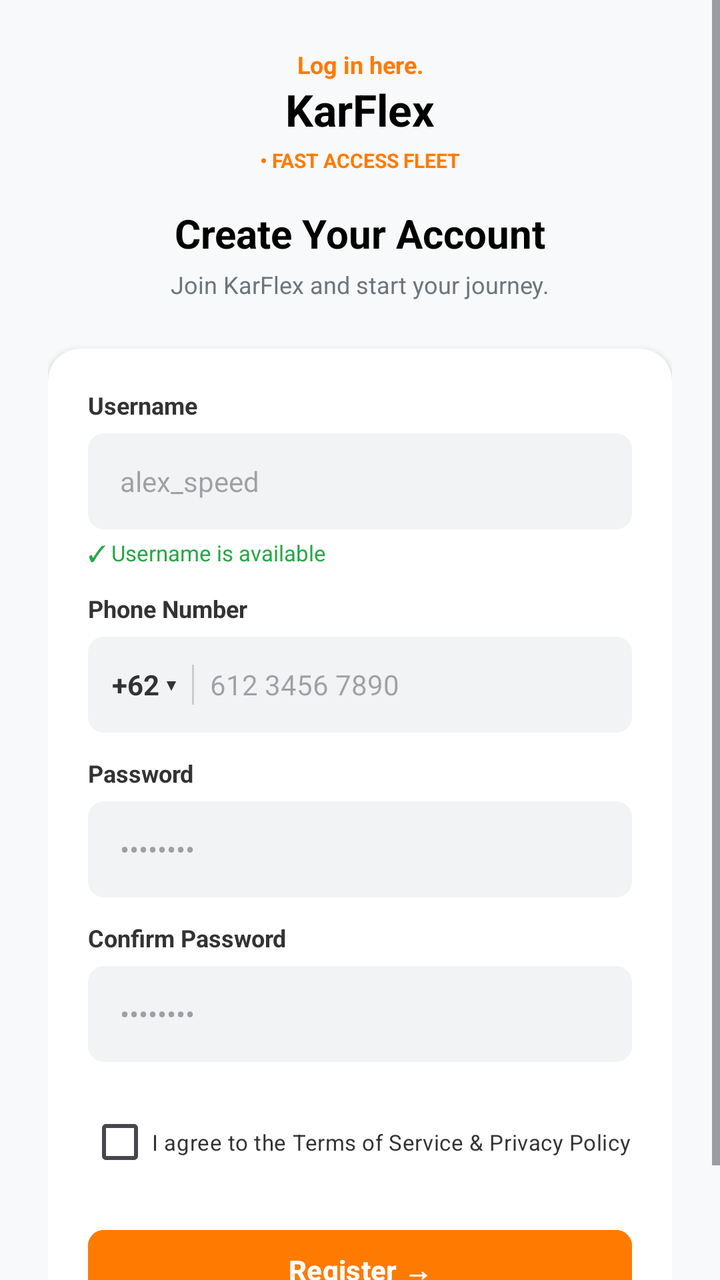
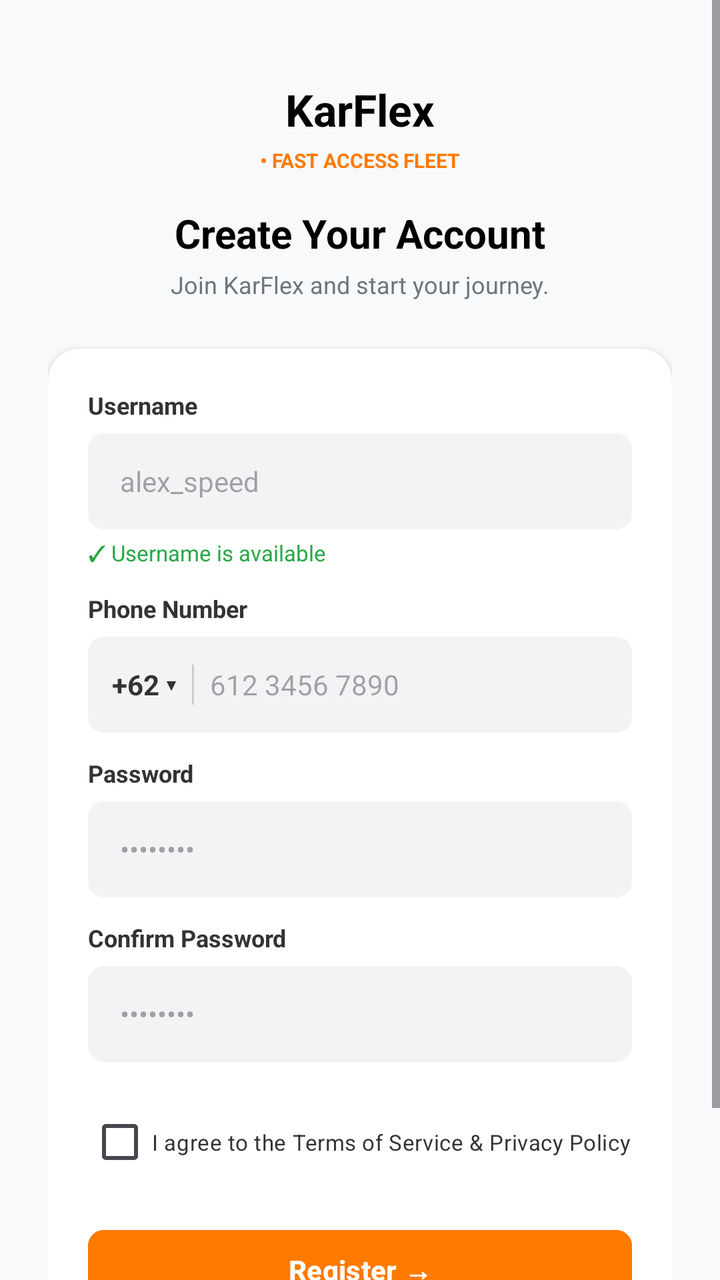

The first picture is an Android layout as it rendered before a commit; the second is the same layout after the commit. The layout source and the unified diff follow.
<!-- AndroidManifest.xml: application theme Theme.KarFlex -->
<!-- res/layout/activity_sign_up.xml -->
<?xml version="1.0" encoding="utf-8"?>
<ScrollView xmlns:android="http://schemas.android.com/apk/res/android"
    xmlns:app="http://schemas.android.com/apk/res-auto"
    android:layout_width="match_parent"
    android:layout_height="match_parent"
    android:background="#F8F9FA"
    android:fillViewport="true">

    <androidx.constraintlayout.widget.ConstraintLayout
        android:layout_width="match_parent"
        android:layout_height="wrap_content"
        android:padding="24dp">

        <TextView
            android:id="@+id/tvBrand"
            android:layout_width="wrap_content"
            android:layout_height="wrap_content"
            android:text="KarFlex"
            android:textSize="22sp"
            android:textStyle="bold"
            android:textColor="#000000"
            app:layout_constraintTop_toTopOf="parent"
            app:layout_constraintStart_toStartOf="parent"
            app:layout_constraintEnd_toEndOf="parent"
            android:layout_marginTop="16dp"/>

        <TextView
            android:id="@+id/tvSubtitleFast"
            android:layout_width="wrap_content"
            android:layout_height="wrap_content"
            android:text="• FAST ACCESS FLEET"
            android:textSize="10sp"
            android:textColor="#FF7A00"
            android:textStyle="bold"
            app:layout_constraintTop_toBottomOf="@id/tvBrand"
            app:layout_constraintStart_toStartOf="parent"
            app:layout_constraintEnd_toEndOf="parent"
            android:layout_marginTop="4dp"/>

        <TextView
            android:id="@+id/tvTitle"
            android:layout_width="wrap_content"
            android:layout_height="wrap_content"
            android:text="Create Your Account"
            android:textSize="20sp"
            android:textStyle="bold"
            android:textColor="#000000"
            app:layout_constraintTop_toBottomOf="@id/tvSubtitleFast"
            app:layout_constraintStart_toStartOf="parent"
            app:layout_constraintEnd_toEndOf="parent"
            android:layout_marginTop="16dp"/>

        <TextView
            android:id="@+id/tvDesc"
            android:layout_width="wrap_content"
            android:layout_height="wrap_content"
            android:text="Join KarFlex and start your journey."
            android:textSize="12sp"
            android:textColor="#6C757D"
            app:layout_constraintTop_toBottomOf="@id/tvTitle"
            app:layout_constraintStart_toStartOf="parent"
            app:layout_constraintEnd_toEndOf="parent"
            android:layout_marginTop="4dp"/>

        <androidx.cardview.widget.CardView
            android:layout_width="0dp"
            android:layout_height="wrap_content"
            android:layout_marginTop="24dp"
            app:cardCornerRadius="16dp"
            app:cardElevation="2dp"
            app:cardBackgroundColor="#FFFFFF"
            app:layout_constraintTop_toBottomOf="@id/tvDesc"
            app:layout_constraintStart_toStartOf="parent"
            app:layout_constraintEnd_toEndOf="parent">

            <LinearLayout
                android:layout_width="match_parent"
                android:layout_height="wrap_content"
                android:orientation="vertical"
                android:padding="20dp">

                <TextView
                    android:layout_width="wrap_content"
                    android:layout_height="wrap_content"
                    android:text="Username"
                    android:textSize="12sp"
                    android:textColor="#333333"
                    android:textStyle="bold"/>

                <EditText
                    android:id="@+id/etUsername"
                    android:layout_width="match_parent"
                    android:layout_height="48dp"
                    android:layout_marginTop="6dp"
                    android:background="@drawable/bg_input"
                    android:hint="alex_speed"
                    android:paddingHorizontal="16dp"
                    android:textSize="14sp"
                    android:inputType="textPersonName"/>

                <TextView
                    android:layout_width="wrap_content"
                    android:layout_height="wrap_content"
                    android:text="✓ Username is available"
                    android:textSize="11sp"
                    android:textColor="#28A745"
                    android:layout_marginTop="4dp"/>

                <TextView
                    android:layout_width="wrap_content"
                    android:layout_height="wrap_content"
                    android:text="Phone Number"
                    android:textSize="12sp"
                    android:textColor="#333333"
                    android:textStyle="bold"
                    android:layout_marginTop="12dp"/>

                <LinearLayout
                    android:layout_width="match_parent"
                    android:layout_height="48dp"
                    android:layout_marginTop="6dp"
                    android:background="@drawable/bg_input"
                    android:orientation="horizontal"
                    android:gravity="center_vertical"
                    android:paddingHorizontal="12dp">

                    <TextView
                        android:layout_width="wrap_content"
                        android:layout_height="wrap_content"
                        android:text="+62 ▾"
                        android:textSize="14sp"
                        android:textColor="#333333"
                        android:textStyle="bold"/>

                    <View
                        android:layout_width="1dp"
                        android:layout_height="20dp"
                        android:background="#CCCCCC"
                        android:layout_marginStart="8dp"
                        android:layout_marginEnd="8dp"/>

                    <EditText
                        android:id="@+id/etPhone"
                        android:layout_width="match_parent"
                        android:layout_height="match_parent"
                        android:background="@null"
                        android:hint="612 3456 7890"
                        android:textSize="14sp"
                        android:inputType="phone"/>
                </LinearLayout>

                <TextView
                    android:layout_width="wrap_content"
                    android:layout_height="wrap_content"
                    android:text="Password"
                    android:textSize="12sp"
                    android:textColor="#333333"
                    android:textStyle="bold"
                    android:layout_marginTop="12dp"/>

                <EditText
                    android:id="@+id/etPassword"
                    android:layout_width="match_parent"
                    android:layout_height="48dp"
                    android:layout_marginTop="6dp"
                    android:background="@drawable/bg_input"
                    android:hint="••••••••"
                    android:paddingHorizontal="16dp"
                    android:textSize="14sp"
                    android:inputType="textPassword"/>

                <TextView
                    android:layout_width="wrap_content"
                    android:layout_height="wrap_content"
                    android:text="Confirm Password"
                    android:textSize="12sp"
                    android:textColor="#333333"
                    android:textStyle="bold"
                    android:layout_marginTop="12dp"/>

                <EditText
                    android:id="@+id/etConfirmPassword"
                    android:layout_width="match_parent"
                    android:layout_height="48dp"
                    android:layout_marginTop="6dp"
                    android:background="@drawable/bg_input"
                    android:hint="••••••••"
                    android:paddingHorizontal="16dp"
                    android:textSize="14sp"
                    android:inputType="textPassword"/>

                <CheckBox
                    android:id="@+id/cbTerms"
                    android:layout_width="match_parent"
                    android:layout_height="wrap_content"
                    android:layout_marginTop="16dp"
                    android:text="I agree to the Terms of Service &amp; Privacy Policy"
                    android:textSize="11sp"
                    android:textColor="#333333"/>

                <Button
                    android:id="@+id/btnRegister"
                    android:layout_width="match_parent"
                    android:layout_height="48dp"
                    android:layout_marginTop="16dp"
                    android:backgroundTint="#FF7A00"
                    android:text="Register →"
                    android:textColor="#FFFFFF"
                    android:textSize="14sp"
                    android:textStyle="bold"
                    app:cornerRadius="8dp"/>

            </LinearLayout>
        </androidx.cardview.widget.CardView>

        <LinearLayout
            android:layout_width="wrap_content"
            android:layout_height="wrap_content"
            android:orientation="horizontal"
            app:layout_constraintTop_toBottomOf="@id/cardView"
            app:layout_constraintStart_toStartOf="parent"
            app:layout_constraintEnd_toEndOf="parent"
            android:layout_marginTop="20dp"
            android:layout_marginBottom="20dp">

            <TextView
                android:layout_width="wrap_content"
                android:layout_height="wrap_content"
                text="Already have an account? "
                android:textSize="12sp"
                android:textColor="#6C757D"/>

            <TextView
                android:id="@+id/tvLoginHere"
                android:layout_width="wrap_content"
                android:layout_height="wrap_content"
                android:text="Log in here."
                android:textSize="12sp"
                android:textColor="#FF7A00"
                android:textStyle="bold"/>
        </LinearLayout>

    </androidx.constraintlayout.widget.ConstraintLayout>
</ScrollView>
<!-- resources referenced by this layout -->
<resources>
  <!-- drawable bg_input (drawable) -->
  <?xml version="1.0" encoding="utf-8"?>
  <shape xmlns:android="http://schemas.android.com/apk/res/android"
      android:shape="rectangle">
      <solid android:color="#F1F3F5"/>
      <corners android:radius="8dp"/>
  </shape>
  <style name="Theme.KarFlex" parent="Base.Theme.KarFlex" />
  <style name="Base.Theme.KarFlex" parent="Theme.Material3.DayNight.NoActionBar">
          
          
      </style>
</resources>

<!-- the commit's change to res/layout/activity_sign_up.xml (unified diff, before → after) -->
@@ -65,6 +65,7 @@
         <androidx.cardview.widget.CardView
             android:layout_width="0dp"
             android:layout_height="wrap_content"
+            android:id="@+id/cardView"
             android:layout_marginTop="24dp"
             app:cardCornerRadius="16dp"
             app:cardElevation="2dp"
@@ -226,7 +227,7 @@
             <TextView
                 android:layout_width="wrap_content"
                 android:layout_height="wrap_content"
-                text="Already have an account? "
+                android:text="Already have an account? "
                 android:textSize="12sp"
                 android:textColor="#6C757D"/>
 
